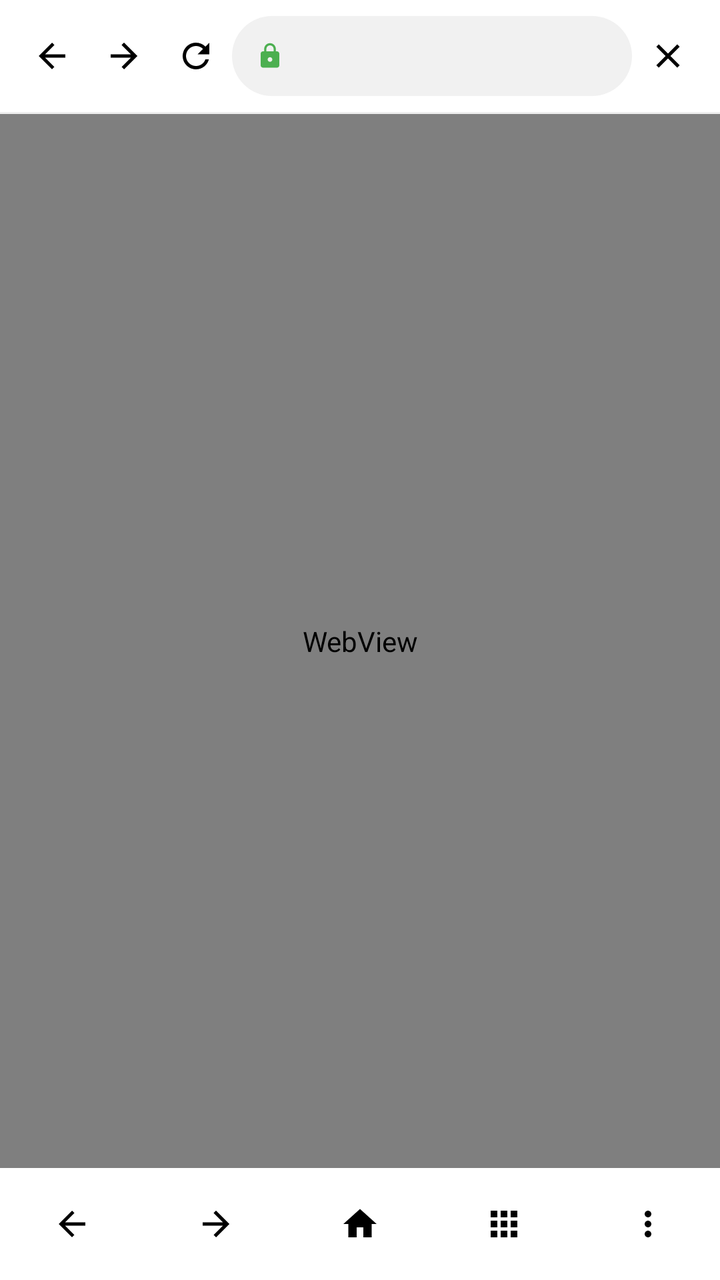
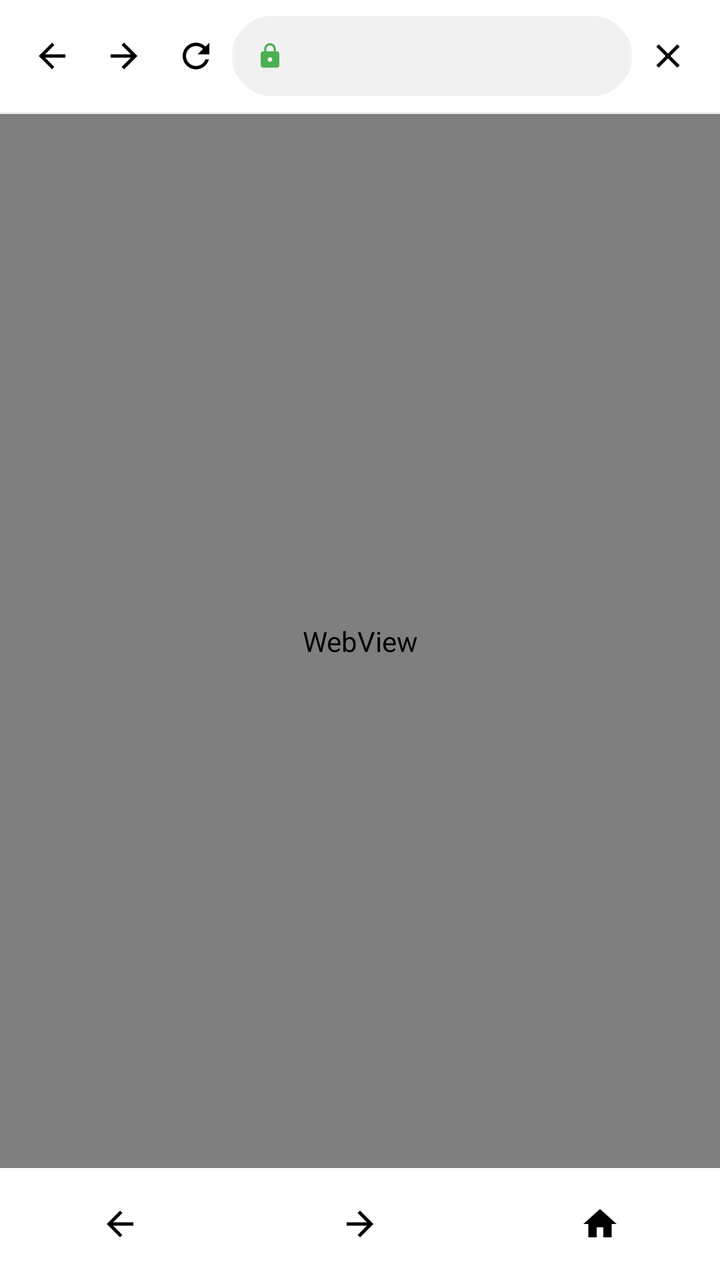

Two renders of the same Android screen: before a commit and after it. Below are the layout's source before the change and the commit's diff.
<!-- AndroidManifest.xml: application theme Theme.PhoenixDownloader -->
<!-- res/layout/fragment_browser.xml -->
<?xml version="1.0" encoding="utf-8"?>
<LinearLayout xmlns:android="http://schemas.android.com/apk/res/android"
    xmlns:app="http://schemas.android.com/apk/res-auto"
    android:layout_width="match_parent"
    android:layout_height="match_parent"
    android:orientation="vertical"
    android:background="@color/card">

    
    <LinearLayout
        android:layout_width="match_parent"
        android:layout_height="wrap_content"
        android:orientation="horizontal"
        android:gravity="center_vertical"
        android:padding="8dp"
        android:background="@color/card">

        <ImageView
            android:id="@+id/btn_back"
            android:layout_width="36dp"
            android:layout_height="36dp"
            android:padding="8dp"
            android:src="@drawable/ic_back" />

        <ImageView
            android:id="@+id/btn_forward"
            android:layout_width="36dp"
            android:layout_height="36dp"
            android:padding="8dp"
            android:src="@drawable/ic_forward" />

        <ImageView
            android:id="@+id/btn_refresh"
            android:layout_width="36dp"
            android:layout_height="36dp"
            android:padding="8dp"
            android:src="@drawable/ic_refresh" />

        <LinearLayout
            android:layout_width="0dp"
            android:layout_height="40dp"
            android:layout_weight="1"
            android:orientation="horizontal"
            android:gravity="center_vertical"
            android:background="@drawable/bg_urlbar"
            android:paddingStart="12dp"
            android:paddingEnd="12dp">

            <ImageView
                android:layout_width="14dp"
                android:layout_height="14dp"
                android:src="@drawable/ic_lock"
                app:tint="#4CAF50" />

            <TextView
                android:id="@+id/tv_url"
                android:layout_width="0dp"
                android:layout_height="wrap_content"
                android:layout_weight="1"
                android:layout_marginStart="8dp"
                android:textColor="#333333"
                android:textSize="13sp"
                android:maxLines="1"
                android:ellipsize="middle" />
        </LinearLayout>

        <ImageView
            android:id="@+id/btn_close_browser"
            android:layout_width="36dp"
            android:layout_height="36dp"
            android:padding="8dp"
            android:src="@drawable/ic_close" />
    </LinearLayout>

    <View
        android:layout_width="match_parent"
        android:layout_height="1dp"
        android:background="@color/divider" />

    
    <FrameLayout
        android:layout_width="match_parent"
        android:layout_height="0dp"
        android:layout_weight="1">

        <WebView
            android:id="@+id/webview"
            android:layout_width="match_parent"
            android:layout_height="match_parent" />

        <ProgressBar
            android:id="@+id/pb_page"
            style="?android:attr/progressBarStyleHorizontal"
            android:layout_width="match_parent"
            android:layout_height="3dp"
            android:progressDrawable="@drawable/bg_page_progress"
            android:visibility="gone" />

        
        <com.google.android.material.floatingactionbutton.FloatingActionButton
            android:id="@+id/fab_download"
            android:layout_width="wrap_content"
            android:layout_height="wrap_content"
            android:layout_gravity="bottom|end"
            android:layout_margin="16dp"
            android:src="@drawable/ic_download_white"
            android:contentDescription="@string/download"
            app:backgroundTint="@color/red_accent"
            android:visibility="gone" />

        <TextView
            android:id="@+id/tv_detect_hint"
            android:layout_width="wrap_content"
            android:layout_height="wrap_content"
            android:layout_gravity="bottom|end"
            android:layout_marginEnd="12dp"
            android:layout_marginBottom="84dp"
            android:background="@drawable/bg_tooltip"
            android:paddingStart="10dp"
            android:paddingEnd="10dp"
            android:paddingTop="6dp"
            android:paddingBottom="6dp"
            android:text="@string/video_detected"
            android:textColor="@color/white"
            android:textSize="11sp"
            android:visibility="gone" />
    </FrameLayout>

    
    <LinearLayout
        android:layout_width="match_parent"
        android:layout_height="wrap_content"
        android:orientation="horizontal"
        android:paddingTop="8dp"
        android:paddingBottom="8dp"
        android:background="@color/card">

        <ImageView
            android:id="@+id/btn_bar_back"
            android:layout_width="0dp"
            android:layout_height="40dp"
            android:layout_weight="1"
            android:padding="10dp"
            android:src="@drawable/ic_back" />
        <ImageView
            android:id="@+id/btn_bar_forward"
            android:layout_width="0dp"
            android:layout_height="40dp"
            android:layout_weight="1"
            android:padding="10dp"
            android:src="@drawable/ic_forward" />
        <ImageView
            android:id="@+id/btn_bar_home"
            android:layout_width="0dp"
            android:layout_height="40dp"
            android:layout_weight="1"
            android:padding="10dp"
            android:src="@drawable/ic_home" />
        <ImageView
            android:id="@+id/btn_bar_tabs"
            android:layout_width="0dp"
            android:layout_height="40dp"
            android:layout_weight="1"
            android:padding="10dp"
            android:src="@drawable/ic_tabs" />
        <ImageView
            android:id="@+id/btn_bar_more"
            android:layout_width="0dp"
            android:layout_height="40dp"
            android:layout_weight="1"
            android:padding="10dp"
            android:src="@drawable/ic_more" />
    </LinearLayout>
</LinearLayout>
<!-- resources referenced by this layout -->
<resources>
  <color name="card">#FFFFFF</color>
  <color name="divider">#EEEEEE</color>
  <color name="red_accent">#E53935</color>
  <color name="white">#FFFFFF</color>
  <!-- drawable bg_tooltip (drawable) -->
  <?xml version="1.0" encoding="utf-8"?>
  <shape xmlns:android="http://schemas.android.com/apk/res/android"
      android:shape="rectangle">
      <corners android:radius="8dp" />
      <solid android:color="#BF000000" />
  </shape>
  <!-- drawable bg_urlbar (drawable) -->
  <?xml version="1.0" encoding="utf-8"?>
  <shape xmlns:android="http://schemas.android.com/apk/res/android"
      android:shape="rectangle">
      <corners android:radius="20dp" />
      <solid android:color="#F1F1F1" />
  </shape>
  <!-- drawable ic_back (drawable) -->
  <vector xmlns:android="http://schemas.android.com/apk/res/android"
      android:width="24dp" android:height="24dp"
      android:viewportWidth="24" android:viewportHeight="24">
      <path android:fillColor="#000000"
          android:pathData="M20,11H7.83l5.59,-5.59L12,4l-8,8 8,8 1.41,-1.41L7.83,13H20v-2z" />
  </vector>
  <!-- drawable ic_close (drawable) -->
  <vector xmlns:android="http://schemas.android.com/apk/res/android"
      android:width="24dp" android:height="24dp"
      android:viewportWidth="24" android:viewportHeight="24">
      <path android:fillColor="#000000"
          android:pathData="M19,6.41L17.59,5 12,10.59 6.41,5 5,6.41 10.59,12 5,17.59 6.41,19 12,13.41 17.59,19 19,17.59 13.41,12z" />
  </vector>
  <!-- drawable ic_download_white (drawable) -->
  <vector xmlns:android="http://schemas.android.com/apk/res/android"
      android:width="24dp" android:height="24dp"
      android:viewportWidth="24" android:viewportHeight="24">
      <path android:fillColor="#FFFFFF"
          android:pathData="M19,9h-4V3H9v6H5l7,7 7,-7zM5,18v2h14v-2H5z" />
  </vector>
  <!-- drawable ic_forward (drawable) -->
  <vector xmlns:android="http://schemas.android.com/apk/res/android"
      android:width="24dp" android:height="24dp"
      android:viewportWidth="24" android:viewportHeight="24">
      <path android:fillColor="#000000"
          android:pathData="M12,4l-1.41,1.41L16.17,11H4v2h12.17l-5.58,5.59L12,20l8,-8z" />
  </vector>
  <!-- drawable ic_home (drawable) -->
  <vector xmlns:android="http://schemas.android.com/apk/res/android"
      android:width="24dp" android:height="24dp"
      android:viewportWidth="24" android:viewportHeight="24">
      <path android:fillColor="#000000"
          android:pathData="M10,20v-6h4v6h5v-8h3L12,3 2,12h3v8z" />
  </vector>
  <!-- drawable ic_more (drawable) -->
  <vector xmlns:android="http://schemas.android.com/apk/res/android"
      android:width="24dp" android:height="24dp"
      android:viewportWidth="24" android:viewportHeight="24">
      <path android:fillColor="#000000"
          android:pathData="M12,8c1.1,0 2,-0.9 2,-2s-0.9,-2 -2,-2 -2,0.9 -2,2 0.9,2 2,2zM12,10c-1.1,0 -2,0.9 -2,2s0.9,2 2,2 2,-0.9 2,-2 -0.9,-2 -2,-2zM12,16c-1.1,0 -2,0.9 -2,2s0.9,2 2,2 2,-0.9 2,-2 -0.9,-2 -2,-2z" />
  </vector>
  <!-- drawable ic_tabs (drawable) -->
  <vector xmlns:android="http://schemas.android.com/apk/res/android"
      android:width="24dp" android:height="24dp"
      android:viewportWidth="24" android:viewportHeight="24">
      <path android:fillColor="#000000"
          android:pathData="M4,4h4v4H4zM4,10h4v4H4zM4,16h4v4H4zM10,4h4v4h-4zM10,10h4v4h-4zM10,16h4v4h-4zM16,4h4v4h-4zM16,10h4v4h-4zM16,16h4v4h-4z" />
  </vector>
  <string name="download">DOWNLOAD</string>
  <string name="video_detected">Video detected — tap to download</string>
  <style name="Theme.PhoenixDownloader" parent="Theme.Material3.Light.NoActionBar">
          <item name="colorPrimary">@color/red_accent</item>
          <item name="colorPrimaryDark">@color/red_dark</item>
          <item name="colorAccent">@color/red_accent</item>
          <item name="android:windowBackground">@color/bg</item>
          <item name="android:statusBarColor">@color/bg</item>
          <item name="android:windowLightStatusBar">true</item>
      </style>
  <color name="red_dark">#C62828</color>
  <color name="bg">#F5F5F5</color>
  <!-- unchanged entries left out for length: 3 -->
</resources>

<!-- the commit's change to res/layout/fragment_browser.xml (unified diff, before → after) -->
@@ -162,13 +162,15 @@
             android:layout_height="40dp"
             android:layout_weight="1"
             android:padding="10dp"
-            android:src="@drawable/ic_tabs" />
+            android:src="@drawable/ic_tabs"
+            android:visibility="gone" />
         <ImageView
             android:id="@+id/btn_bar_more"
             android:layout_width="0dp"
             android:layout_height="40dp"
             android:layout_weight="1"
             android:padding="10dp"
-            android:src="@drawable/ic_more" />
+            android:src="@drawable/ic_more"
+            android:visibility="gone" />
     </LinearLayout>
 </LinearLayout>
